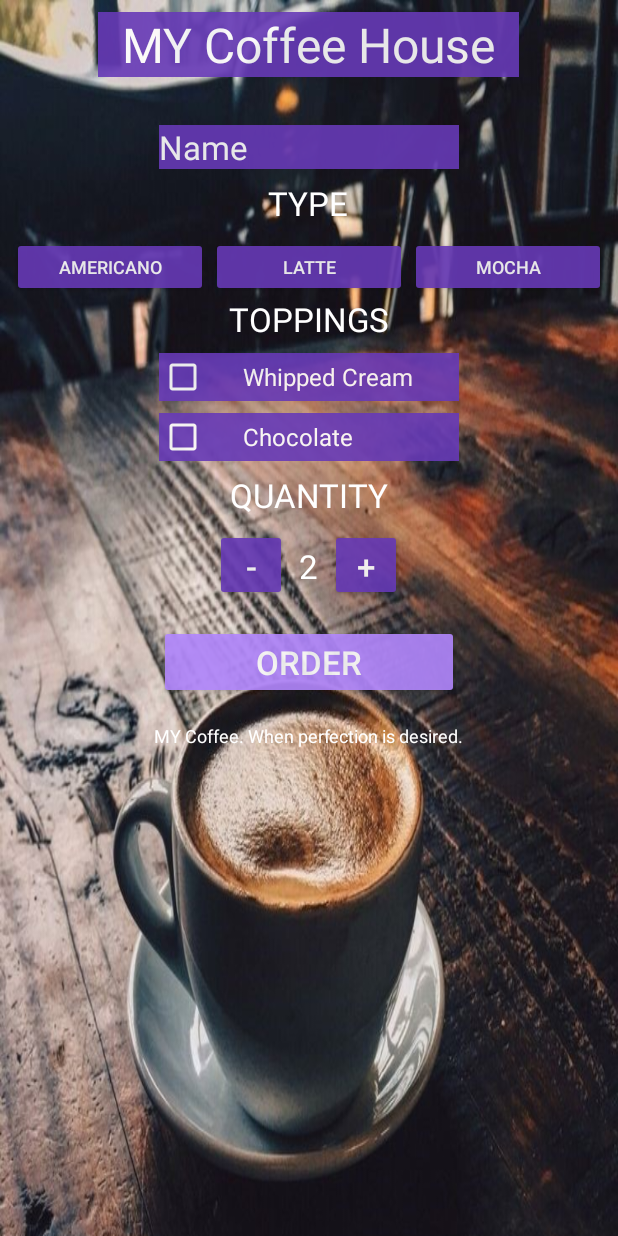
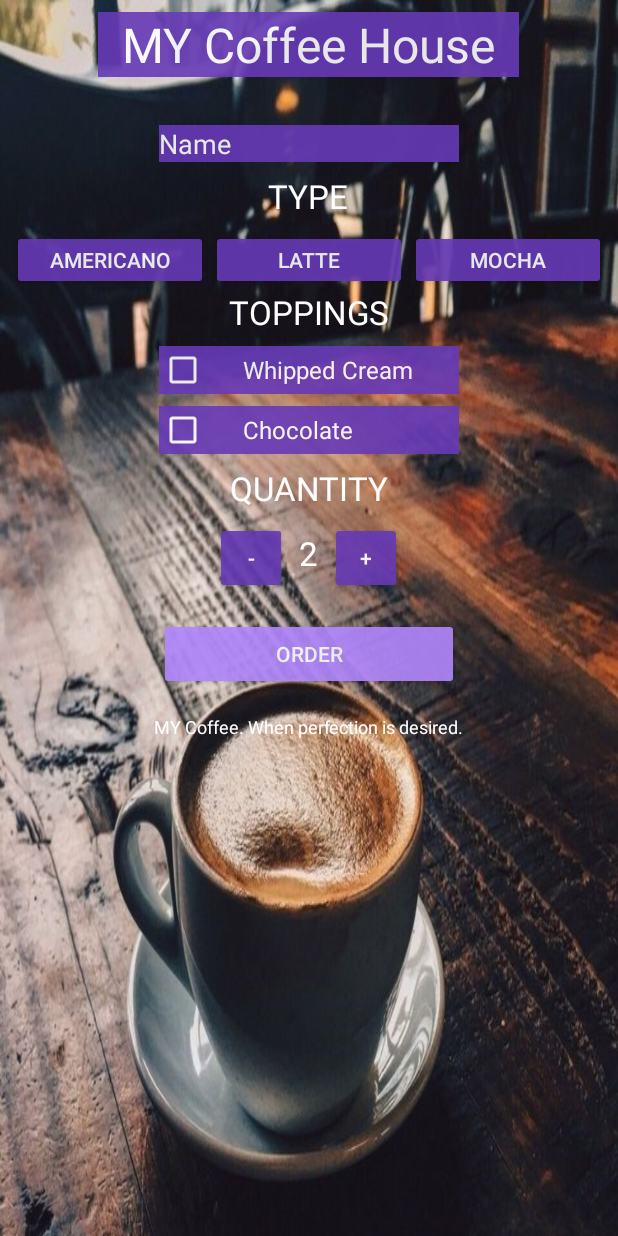
Before and after one commit to yahirRendon/JustJava, an Android app: the screen it shows after launch (MainActivity), on a phone screen of 412 x 824 dp. Run offline under Robolectric (Android 15) with nearby library versions, the phone set to English and light mode, and no system bars.

```diff
--- a/app/src/main/java/com/example/android/justjava/MainActivity.java
+++ b/app/src/main/java/com/example/android/justjava/MainActivity.java
@@ -40,6 +40,10 @@ public class MainActivity extends AppCompatActivity {
     ColorStateList btnHighlight; //Adjust question 4 True/False Button
     ColorStateList btnPrimaryBackground; //Adjust question 4 True/False Button
     TextView quantityTextView; //Quantity TextView
+    CheckBox whippedCreamCheckBox; //Whipped cream CheckBox
+    CheckBox chocolateCheckBox; //Chocolate CheckBox
+    boolean hasWhippedCream; //Check if whipped cream is checked
+    boolean hasChocolate; //Check if chocolate is checked
 
     @Override
     protected void onCreate(Bundle savedInstanceState) {
@@ -64,6 +68,8 @@ public class MainActivity extends AppCompatActivity {
         btnHighlight = AppCompatResources.getColorStateList(getApplicationContext(), R.color.colorAccent);
         btnPrimaryBackground = AppCompatResources.getColorStateList(getApplicationContext(), R.color.colorPrimary);
         quantityTextView = (TextView) findViewById(R.id.quantity_text_view);
+        whippedCreamCheckBox = (CheckBox) findViewById(R.id.whipped_cream_checkbox);
+        chocolateCheckBox = (CheckBox) findViewById(R.id.chocolate_checkbox);
     }
 
     /**
@@ -106,6 +112,7 @@ public class MainActivity extends AppCompatActivity {
         ViewCompat.setBackgroundTintList(ameriButton, btnHighlight);
         ViewCompat.setBackgroundTintList(latteButton, btnPrimaryBackground);
         ViewCompat.setBackgroundTintList(mochaButton, btnPrimaryBackground);
+        Toast.makeText(getBaseContext(), R.string.ameri_cost_toast, Toast.LENGTH_SHORT).show();
 
     }
 
@@ -119,6 +126,7 @@ public class MainActivity extends AppCompatActivity {
         ViewCompat.setBackgroundTintList(ameriButton, btnPrimaryBackground);
         ViewCompat.setBackgroundTintList(latteButton, btnHighlight);
         ViewCompat.setBackgroundTintList(mochaButton, btnPrimaryBackground);
+        Toast.makeText(getBaseContext(), R.string.latte_cost_toast, Toast.LENGTH_SHORT).show();
     }
 
     /**
@@ -131,6 +139,27 @@ public class MainActivity extends AppCompatActivity {
         ViewCompat.setBackgroundTintList(ameriButton, btnPrimaryBackground);
         ViewCompat.setBackgroundTintList(latteButton, btnPrimaryBackground);
         ViewCompat.setBackgroundTintList(mochaButton, btnHighlight);
+        Toast.makeText(getBaseContext(), R.string.mocha_cost_toast, Toast.LENGTH_SHORT).show();
+    }
+
+    /**
+     * This method is called when the whipped cream check box is clicked.
+     */
+    public void addWhippedCream(View view) {
+        hasWhippedCream = whippedCreamCheckBox.isChecked();
+        if(hasWhippedCream) {
+            Toast.makeText(getBaseContext(), R.string.cream_cost_toast, Toast.LENGTH_SHORT).show();
+        }
+    }
+
+    /**
+     * This method is called when the chocolate check box is clicked.
+     */
+    public void addChocolate(View view) {
+        hasChocolate = chocolateCheckBox.isChecked();
+        if(hasChocolate) {
+            Toast.makeText(getBaseContext(), R.string.choco_cost_toast, Toast.LENGTH_SHORT).show();
+        }
     }
 
 
@@ -149,11 +178,9 @@ public class MainActivity extends AppCompatActivity {
             Toast.makeText(this, R.string.no_type, Toast.LENGTH_SHORT).show();
         } else {
             //Figure out if the user wants whippped cream topping
-            CheckBox whippedCreamCheckBox = (CheckBox) findViewById(R.id.whipped_cream_checkbox);
-            boolean hasWhippedCream = whippedCreamCheckBox.isChecked();
+            hasWhippedCream = whippedCreamCheckBox.isChecked();
             //Figure out if the user wants chocolate topping
-            CheckBox chocolateCheckBox = (CheckBox) findViewById(R.id.chocolate_checkbox);
-            boolean hasChocolate = chocolateCheckBox.isChecked();
+            hasChocolate = chocolateCheckBox.isChecked();
 
             //Prepare order summary
             int price = calculatePrice(hasWhippedCream, hasChocolate);
--- a/app/src/main/res/layout/activity_main.xml
+++ b/app/src/main/res/layout/activity_main.xml
@@ -12,28 +12,29 @@
         android:gravity="center_horizontal"
         android:orientation="vertical">
 
+        <!--Company name-->
         <TextView
+            style="@style/TextViewTitle"
             android:layout_width="wrap_content"
             android:layout_height="wrap_content"
             android:layout_marginBottom="@dimen/xLarge"
-            android:text="@string/company_name"
             android:paddingHorizontal="@dimen/large"
-            android:alpha=".9"
-            android:background="@color/colorPrimary"
-            android:textSize="@dimen/xlarge_text" />
+            android:text="@string/company_name" />
 
+        <!--Customer name-->
         <EditText
             android:id="@+id/name_field"
+            style="@style/EditTextMain"
             android:layout_width="@dimen/standard_button_width"
             android:layout_height="wrap_content"
             android:layout_marginBottom="@dimen/medium"
-            android:textColorHint="@color/colorWhite"
-            android:alpha=".9"
             android:hint="@string/hint_text"
             android:inputType="textCapWords" />
 
+        <!--Type heading-->
         <TextView
             android:id="@+id/type_text_view"
+            style="@style/TextViewLarge"
             android:layout_width="wrap_content"
             android:layout_height="wrap_content"
             android:layout_marginBottom="@dimen/medium"
@@ -45,72 +46,73 @@
             android:layout_height="wrap_content"
             android:orientation="horizontal">
 
+            <!--Americano type-->
             <android.support.v7.widget.AppCompatButton
                 android:id="@+id/americano_button_view"
+                style="@style/ButtonSelection"
                 android:layout_width="@dimen/type_button_width"
                 android:layout_height="@dimen/type_button_height"
-                android:alpha=".9"
                 android:layout_weight="1"
                 android:onClick="americano"
-                android:textSize="@dimen/small_text"
                 android:text="@string/americano_type" />
 
+            <!--Latte type-->
             <android.support.v7.widget.AppCompatButton
                 android:id="@+id/latte_button_view"
+                style="@style/ButtonSelection"
                 android:layout_width="@dimen/type_button_width"
                 android:layout_height="@dimen/type_button_height"
                 android:layout_marginHorizontal="@dimen/xsmall"
                 android:layout_weight="1"
-                android:alpha=".9"
-                android:textSize="@dimen/small_text"
                 android:onClick="latte"
                 android:text="@string/latte_type" />
 
+            <!--Mocha type-->
             <android.support.v7.widget.AppCompatButton
                 android:id="@+id/mocha_button_view"
+                style="@style/ButtonSelection"
                 android:layout_width="@dimen/type_button_width"
                 android:layout_height="@dimen/type_button_height"
-                android:alpha=".9"
-                android:textSize="@dimen/small_text"
                 android:layout_weight="1"
                 android:onClick="mocha"
                 android:text="@string/mocha_type" />
 
         </LinearLayout>
 
+        <!--Toppings heading-->
         <TextView
+            style="@style/TextViewLarge"
             android:layout_width="wrap_content"
             android:layout_height="wrap_content"
             android:layout_marginBottom="@dimen/medium"
             android:text="@string/toppings"
             android:textAllCaps="true" />
 
+        <!--Whipped cream topping-->
         <CheckBox
             android:id="@+id/whipped_cream_checkbox"
+            style="@style/CheckBoxMain"
             android:layout_width="@dimen/standard_button_width"
             android:layout_height="wrap_content"
             android:layout_marginBottom="@dimen/medium"
-            android:background="@color/colorPrimary"
+            android:onClick="addWhippedCream"
             android:paddingLeft="@dimen/checkbox_padding"
-            android:text="@string/whipped_cream"
-            android:alpha=".9"
-            android:textColor="@color/colorWhite"
-            android:textSize="@dimen/medium_text" />
+            android:text="@string/whipped_cream" />
 
+        <!--Chocolate topping-->
         <CheckBox
             android:id="@+id/chocolate_checkbox"
+            style="@style/CheckBoxMain"
             android:layout_width="@dimen/standard_button_width"
             android:layout_height="wrap_content"
             android:layout_marginBottom="@dimen/medium"
-            android:background="@color/colorPrimary"
+            android:onClick="addChocolate"
             android:paddingLeft="@dimen/checkbox_padding"
-            android:text="@string/chocolate"
-            android:alpha=".9"
-            android:textColor="@color/colorWhite"
-            android:textSize="@dimen/medium_text" />
+            android:text="@string/chocolate" />
 
-
+        <!--Quantity heading-->
         <TextView
+            style="@style/TextViewLarge"
             android:layout_width="wrap_content"
             android:layout_height="wrap_content"
             android:layout_marginBottom="@dimen/medium"
@@ -123,43 +125,48 @@
             android:gravity="center_horizontal"
             android:orientation="horizontal">
 
+            <!--Decrement button-->
             <Button
+                style="@style/ButtonSelection"
                 android:layout_width="@dimen/square_button"
                 android:layout_height="@dimen/square_button"
                 android:onClick="decrement"
-                android:alpha=".9"
                 android:text="@string/decrement" />
 
+            <!--Quantity display-->
             <TextView
                 android:id="@+id/quantity_text_view"
+                style="@style/TextViewLarge"
                 android:layout_width="wrap_content"
                 android:layout_height="wrap_content"
                 android:paddingHorizontal="@dimen/medium"
                 android:text="@string/start_quantity" />
 
+            <!--Increment button-->
             <Button
+                style="@style/ButtonSelection"
                 android:layout_width="@dimen/square_button"
                 android:layout_height="@dimen/square_button"
                 android:onClick="increment"
-                android:alpha=".9"
                 android:text="@string/increment" />
 
         </LinearLayout>
 
+        <!--Submit order button-->
         <Button
+            style="@style/ButtonAlt"
             android:layout_width="@dimen/standard_button_width"
             android:layout_height="wrap_content"
             android:layout_marginVertical="@dimen/large"
             android:onClick="submitOrder"
-            android:alpha=".9"
-            android:text="@string/order"
-            android:backgroundTint="@color/colorAccent"/>
+            android:text="@string/order" />
 
+        <!--Company slogan-->
         <TextView
             android:layout_width="wrap_content"
             android:layout_height="wrap_content"
+            android:layout_marginBottom="@dimen/large"
             android:text="@string/company_slogan"
-            android:layout_marginBottom="@dimen/large"
             android:textSize="@dimen/small_text" />
 
     </LinearLayout>
--- a/app/src/main/res/values/dimens.xml
+++ b/app/src/main/res/values/dimens.xml
@@ -14,4 +14,5 @@
     <dimen name="medium_text">16sp</dimen>
     <dimen name="large_text">22sp</dimen>
     <dimen name="xlarge_text">32sp</dimen>
+    <dimen name="alpha_amount">.9</dimen>
 </resources>
--- a/app/src/main/res/values/strings.xml
+++ b/app/src/main/res/values/strings.xml
@@ -1,5 +1,5 @@
 <resources xmlns:xliff="urn:oasis:names:tc:xliff:document:1.2">
-    <string name="app_name">JavaBasic</string>
+    <string name="app_name">JustJava</string>
     <!--Company name. [CHAR LIMIT=NONE] -->
     <string name="company_name">MY Coffee House</string>
     <!--Company slogan. [CHAR LIMIT=NONE] -->
@@ -55,4 +55,9 @@
     <string name="no_name">Please enter a name</string>
     <string name="no_type">Please select a type</string>
     <string name="email_subject">Just Java Order for\u0020</string>
+    <string name="ameri_cost_toast">$3 per cup</string>
+    <string name="latte_cost_toast">$6 per cup</string>
+    <string name="mocha_cost_toast">$7 per cup</string>
+    <string name="cream_cost_toast">Add $1 per cup</string>
+    <string name="choco_cost_toast">Add $2 per cup</string>
 </resources>
--- a/app/src/main/res/values/styles.xml
+++ b/app/src/main/res/values/styles.xml
@@ -5,15 +5,47 @@
         <item name="colorPrimary">@color/colorPrimary</item>
         <item name="colorPrimaryDark">@color/colorPrimaryDark</item>
         <item name="colorAccent">@color/colorAccent</item>
+        <item name="android:textColor">@color/colorWhite</item>
+    </style>
+
+    <style name="TextViewMain">
+        <item name="android:background">@color/colorPrimary</item>
+        <item name="android:alpha">@dimen/alpha_amount</item>
+    </style>
+
+    <style name="TextViewTitle">
+        <item name="android:background">@color/colorPrimary</item>
+        <item name="android:alpha">@dimen/alpha_amount</item>
+        <item name="android:textSize">@dimen/xlarge_text</item>
+    </style>
+
+    <style name="TextViewLarge">
         <item name="android:textSize">@dimen/large_text</item>
+    </style>
+
+    <style name="CheckBoxMain">
+        <item name="android:background">@color/colorPrimary</item>
+        <item name="android:alpha">@dimen/alpha_amount</item>
+        <item name="android:textSize">@dimen/medium_text</item>
+        <item name="android:buttonTint">@color/colorWhite</item>
         <item name="android:textColor">@color/colorWhite</item>
-        <item name="android:editTextColor">@color/colorWhite</item>
-        <item name="android:textColorSecondary">@color/colorWhite</item>
-        <item name="android:textColorTertiary">@color/colorWhite</item>
-        <item name="android:textColorPrimaryInverse">@color/colorWhite</item>
-        <item name="android:textColorSecondaryInverse">@color/colorWhite</item>
-        <item name="android:textColorTertiaryInverse">@color/colorWhite</item>
-        <item name="android:colorButtonNormal">@color/colorPrimary</item>
-        <item name="android:editTextBackground">@color/colorPrimary</item>
+    </style>
+
+    <style name="EditTextMain">
+        <item name="android:textColorHint">@color/colorWhite</item>
+        <item name="android:alpha">@dimen/alpha_amount</item>
+        <item name="android:background">@color/colorPrimary</item>
+        <item name="android:textColor">@color/colorWhite</item>
+    </style>
+
+    <style name="ButtonSelection">
+        <item name="android:backgroundTint">@color/colorPrimary</item>
+        <item name="android:alpha">@dimen/alpha_amount</item>
+    </style>
+
+    <style name="ButtonAlt">
+        <item name="android:backgroundTint">@color/colorAccent</item>
+        <item name="android:alpha">@dimen/alpha_amount</item>
+        <item name="android:textColor">@color/colorWhite</item>
     </style>
 </resources>
```
